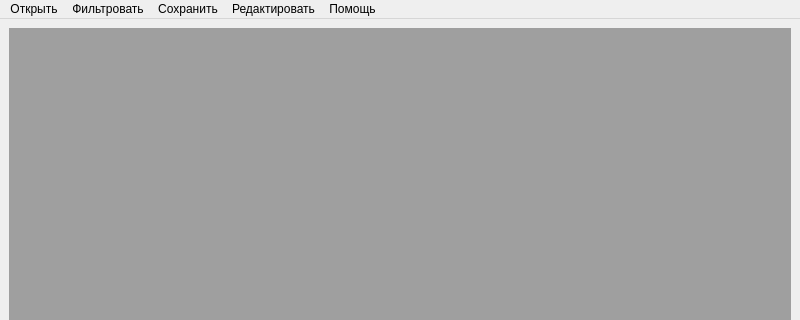
Old version of the form task4/Task4/ui/view/mainwindow/mainwindow.ui in the repository 123abc1920/ci; both pictures show x 0 to 800 and y 0 to 320 of the 800 by 600 pixel window.
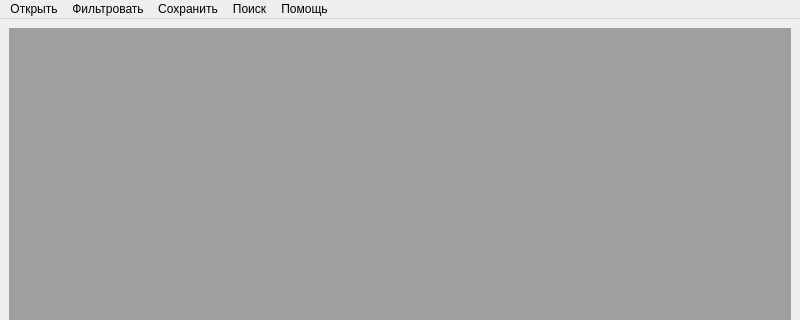
New version of the form.

Commit message: feat: remove search btn from filter windows

What changed in the file:
```diff
--- a/task4/Task4/ui/view/mainwindow/mainwindow.ui
+++ b/task4/Task4/ui/view/mainwindow/mainwindow.ui
@@ -47,22 +47,22 @@
     </property>
     <addaction name="action_3"/>
    </widget>
-   <widget class="QMenu" name="editFile">
-    <property name="title">
-     <string>Редактировать</string>
-    </property>
-    <addaction name="action_2"/>
-   </widget>
    <widget class="QMenu" name="menu">
     <property name="title">
      <string>Фильтровать</string>
     </property>
     <addaction name="filterBtn"/>
    </widget>
+   <widget class="QMenu" name="search">
+    <property name="title">
+     <string>Поиск</string>
+    </property>
+    <addaction name="searchBtn"/>
+   </widget>
    <addaction name="menu_2"/>
    <addaction name="menu"/>
    <addaction name="saveFile"/>
-   <addaction name="editFile"/>
+   <addaction name="search"/>
    <addaction name="help"/>
   </widget>
   <widget class="QStatusBar" name="statusbar"/>
```
Left out of the diff: 5 changed lines with no effect on the pictures. The commit also changes 5 other files.
